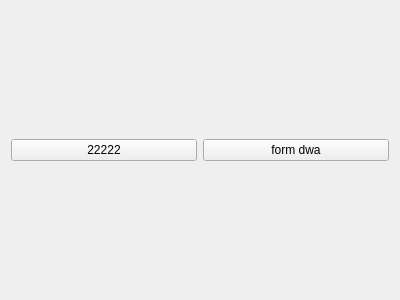
First picture: the form in youtube/form2.ui, repository martro/RoboDriftSensors, before the edit.
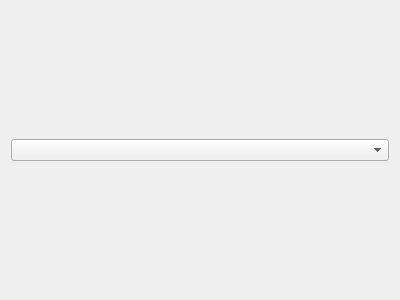
Second picture: the form after the edit.

What changed in the file:
```diff
--- a/youtube/form2.ui
+++ b/youtube/form2.ui
@@ -15,18 +15,7 @@
   </property>
   <layout class="QHBoxLayout" name="horizontalLayout">
    <item>
-    <widget class="QPushButton" name="pushButton">
-     <property name="text">
-      <string>22222</string>
-     </property>
-    </widget>
-   </item>
-   <item>
-    <widget class="QPushButton" name="pushButton_2">
-     <property name="text">
-      <string>form dwa</string>
-     </property>
-    </widget>
+    <widget class="QComboBox" name="comboBox"/>
    </item>
   </layout>
  </widget>
```
